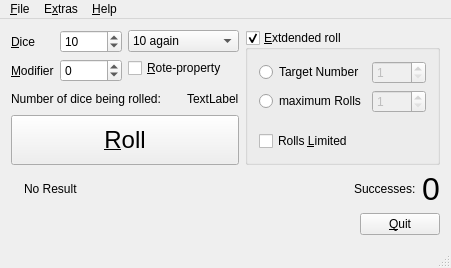
The window that ui/ui_MainWindow.ui (Kamduis/DiceRoller-WoD) describes before a commit, drawn with Qt 5.
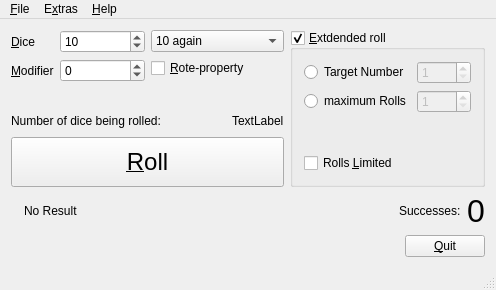
The same window after the commit. Icons and pictures are not drawn.

Commit message: Added and updated some tool tips.

```diff
--- a/ui/ui_MainWindow.ui
+++ b/ui/ui_MainWindow.ui
@@ -6,8 +6,8 @@
    <rect>
     <x>0</x>
     <y>0</y>
-    <width>451</width>
-    <height>268</height>
+    <width>496</width>
+    <height>290</height>
    </rect>
   </property>
   <property name="sizePolicy">
@@ -373,7 +373,7 @@
     <rect>
      <x>0</x>
      <y>0</y>
-     <width>451</width>
+     <width>496</width>
      <height>25</height>
     </rect>
    </property>
```
Left out of the diff: 24 changed lines with no effect on the pictures. The commit also changes 1 other file.
